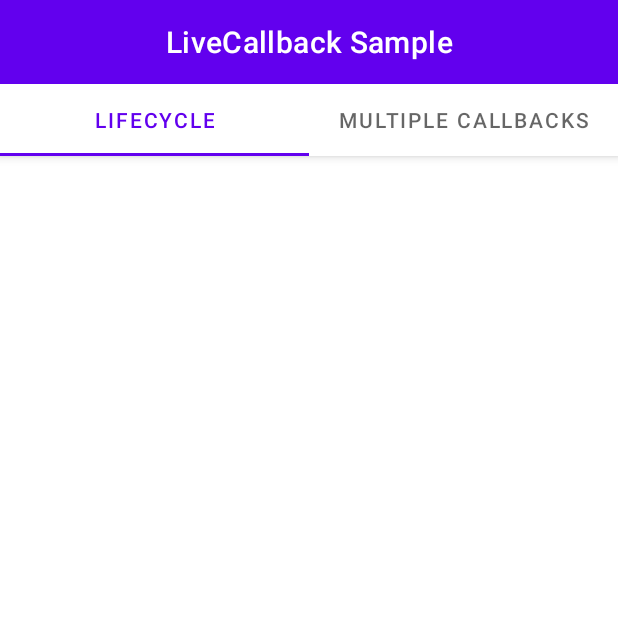
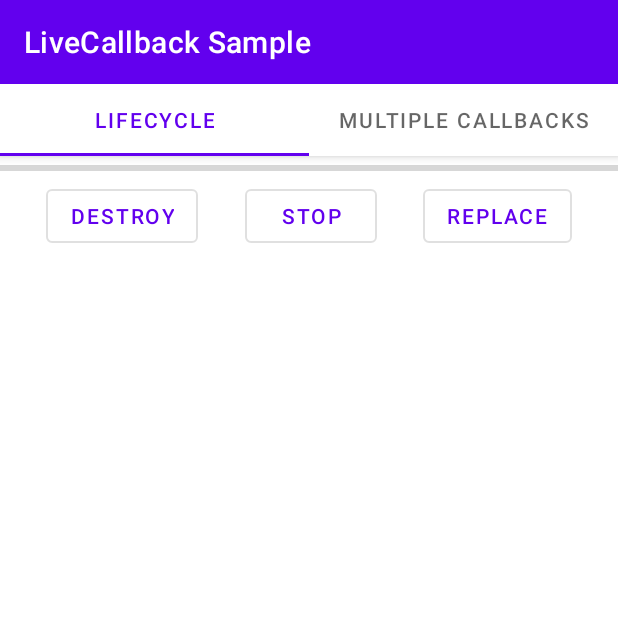
Before and after one commit to rih-carv/LiveCallback, an Android app: the screen it shows after launch (SampleActivity), on a phone screen of 412 x 824 dp, the top half of it. Run offline under Robolectric (Android 15) with nearby library versions, the phone set to English and light mode, and no system bars.

Commit message:
Lifecycle sample container implementation

```diff
--- a/sample/src/main/java/com/ricarvalho/livecallback/sections/LifecycleContainerFragment.kt
+++ b/sample/src/main/java/com/ricarvalho/livecallback/sections/LifecycleContainerFragment.kt
@@ -5,11 +5,12 @@ import android.view.LayoutInflater
 import android.view.View
 import android.view.ViewGroup
 import androidx.fragment.app.Fragment
-import com.ricarvalho.livecallback.InputCallbackToken
+import androidx.lifecycle.Lifecycle
+import com.ricarvalho.livecallback.R
 import com.ricarvalho.livecallback.databinding.FragmentLifecycleContainerBinding
+import com.ricarvalho.livecallback.sdk.LegacySdkWrapper
 
 class LifecycleContainerFragment : Fragment() {
-    private val callbackToken: InputCallbackToken<Result<String>>? = null
     private var binding: FragmentLifecycleContainerBinding? = null
 
     override fun onCreateView(
@@ -22,7 +23,6 @@ class LifecycleContainerFragment : Fragment() {
 
     override fun onViewCreated(view: View, savedInstanceState: Bundle?) {
         super.onViewCreated(view, savedInstanceState)
-        registerCallbacks()
         setupView()
     }
 
@@ -31,7 +31,24 @@ class LifecycleContainerFragment : Fragment() {
         binding = null
     }
 
-    private fun registerCallbacks() {}
-
-    private fun setupView() {}
+    private fun setupView() = binding?.apply {
+        LegacySdkWrapper.progress.observe(viewLifecycleOwner) {
+            progressBar.progress = it
+        }
+        destroyButton.setOnClickListener {
+            childFragmentManager.beginTransaction()
+                .remove(childFragmentManager.fragments.single())
+                .commit()
+        }
+        stopButton.setOnClickListener {
+            childFragmentManager.beginTransaction()
+                .setMaxLifecycle(childFragmentManager.fragments.single(), Lifecycle.State.CREATED)
+                .commit()
+        }
+        replaceButton.setOnClickListener {
+            childFragmentManager.beginTransaction()
+                .replace(R.id.subjectFragmentContainer, LifecycleSubjectFragment())
+                .commit()
+        }
+    }
 }
--- a/sample/src/main/res/layout/activity_sample.xml
+++ b/sample/src/main/res/layout/activity_sample.xml
@@ -14,8 +14,8 @@
         <com.google.android.material.appbar.MaterialToolbar
             android:layout_width="match_parent"
             android:layout_height="wrap_content"
-            app:title="@string/app_name"
-            app:titleCentered="true" />
+            app:layout_scrollFlags="scroll|snap"
+            app:title="@string/app_name" />
 
         <com.google.android.material.tabs.TabLayout
             android:id="@+id/tabs"
--- a/sample/src/main/res/layout/fragment_lifecycle_container.xml
+++ b/sample/src/main/res/layout/fragment_lifecycle_container.xml
@@ -1,9 +1,52 @@
 <?xml version="1.0" encoding="utf-8"?>
-<androidx.constraintlayout.widget.ConstraintLayout xmlns:android="http://schemas.android.com/apk/res/android"
+<androidx.core.widget.NestedScrollView xmlns:android="http://schemas.android.com/apk/res/android"
     xmlns:app="http://schemas.android.com/apk/res-auto"
     xmlns:tools="http://schemas.android.com/tools"
     android:layout_width="match_parent"
     android:layout_height="match_parent"
     tools:context=".SampleActivity">
 
-</androidx.constraintlayout.widget.ConstraintLayout>
+    <androidx.constraintlayout.widget.ConstraintLayout
+        android:layout_width="match_parent"
+        android:layout_height="match_parent">
+
+        <androidx.fragment.app.FragmentContainerView
+            android:id="@+id/subjectFragmentContainer"
+            android:layout_width="match_parent"
+            android:layout_height="wrap_content"
+            android:name="com.ricarvalho.livecallback.sections.LifecycleSubjectFragment" />
+
+        <ProgressBar
+            android:id="@+id/progressBar"
+            style="@style/Widget.AppCompat.ProgressBar.Horizontal"
+            android:layout_width="match_parent"
+            android:layout_height="wrap_content" />
+
+        <com.google.android.material.button.MaterialButton
+            android:id="@+id/destroyButton"
+            style="@style/Widget.MaterialComponents.Button.OutlinedButton"
+            android:layout_width="wrap_content"
+            android:layout_height="wrap_content"
+            android:text="@string/destroy" />
+
+        <com.google.android.material.button.MaterialButton
+            android:id="@+id/stopButton"
+            style="@style/Widget.MaterialComponents.Button.OutlinedButton"
+            android:layout_width="wrap_content"
+            android:layout_height="wrap_content"
+            android:text="@string/stop" />
+
+        <com.google.android.material.button.MaterialButton
+            android:id="@+id/replaceButton"
+            style="@style/Widget.MaterialComponents.Button.OutlinedButton"
+            android:layout_width="wrap_content"
+            android:layout_height="wrap_content"
+            android:text="@string/replace" />
+
+        <androidx.constraintlayout.helper.widget.Flow
+            android:layout_width="match_parent"
+            android:layout_height="match_parent"
+            app:constraint_referenced_ids="subjectFragmentContainer,progressBar,destroyButton,stopButton,replaceButton"
+            app:flow_wrapMode="chain" />
+    </androidx.constraintlayout.widget.ConstraintLayout>
+</androidx.core.widget.NestedScrollView>
--- a/sample/src/main/res/layout/fragment_multiple_callbacks.xml
+++ b/sample/src/main/res/layout/fragment_multiple_callbacks.xml
@@ -88,10 +88,9 @@
             android:text="@string/trigger" />
 
         <androidx.constraintlayout.helper.widget.Flow
-            android:id="@+id/content"
             android:layout_width="match_parent"
             android:layout_height="match_parent"
             app:constraint_referenced_ids="checkboxes,progressBar,resultTextView,resultSelector,clearButton,triggerButton"
-            app:flow_wrapMode="chain"/>
+            app:flow_wrapMode="chain" />
     </androidx.constraintlayout.widget.ConstraintLayout>
 </androidx.core.widget.NestedScrollView>
--- a/sample/src/main/res/values/strings.xml
+++ b/sample/src/main/res/values/strings.xml
@@ -9,6 +9,9 @@
     <string name="error">Error</string>
     <string name="trigger">Trigger</string>
     <string name="clear">Clear</string>
+    <string name="destroy">Destroy</string>
+    <string name="stop">Stop</string>
+    <string name="replace">Replace</string>
     <string-array name="tab_names">
         <item>Lifecycle</item>
         <item>Multiple callbacks</item>
```
